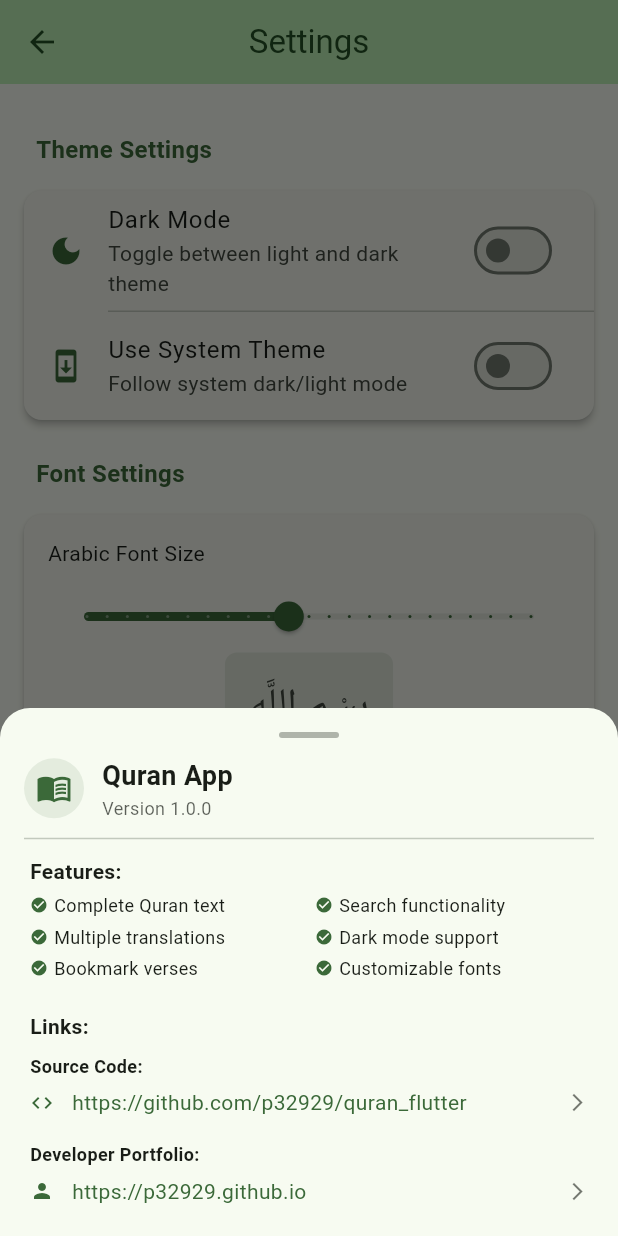
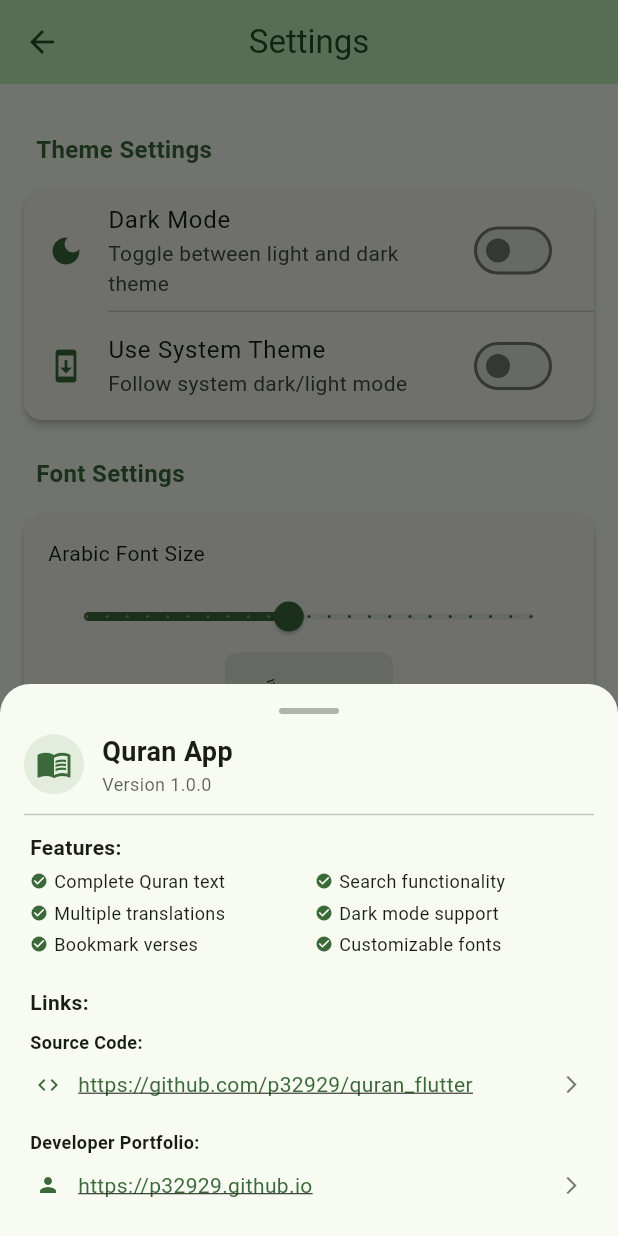
Before and after one commit to p32929/quran_flutter, a Flutter app: the SettingsScreen screen opened directly, after a tap on "About this app", on a phone screen of 412 x 824 dp. Run offline on Flutter 3.47's test engine with Material 3 defaults, Android fonts, the phone set to English and light mode, and no system bars; drawn by our look-alikes of dynamic_color; our stand-ins replace get, scrollable_positioned_list, share_plus; missing offline and left inert: pref; Roboto replaces fonts that are missing (IndoPak); statements that could not run were skipped.

Commit message:
fixed about link clicks

```diff
--- a/lib/views/widgets/about_bottom_sheet.dart
+++ b/lib/views/widgets/about_bottom_sheet.dart
@@ -200,15 +200,32 @@ class AboutBottomSheet extends StatelessWidget {
           ),
         ),
         const SizedBox(height: 2),
-        InkWell(
+        Material(
+          color: Colors.transparent,
+          child: InkWell(
             onTap: () async {
+              try {
                 final Uri uri = Uri.parse(url);
+                // First try to launch in external app
                 if (await canLaunchUrl(uri)) {
-              await launchUrl(uri, mode: LaunchMode.externalApplication);
+                  if (!await launchUrl(
+                    uri,
+                    mode: LaunchMode.externalApplication,
+                  )) {
+                    // If that fails, try to launch in browser
+                    await launchUrl(
+                      uri,
+                      mode: LaunchMode.platformDefault,
+                    );
+                  }
+                }
+              } catch (e) {
+                print('Could not launch $url: $e');
               }
             },
+            borderRadius: BorderRadius.circular(8),
             child: Padding(
-            padding: const EdgeInsets.symmetric(vertical: 4),
+              padding: const EdgeInsets.symmetric(vertical: 8, horizontal: 4),
               child: Row(
                 children: [
                   Icon(
@@ -223,6 +240,7 @@ class AboutBottomSheet extends StatelessWidget {
                       style: TextStyle(
                         fontSize: 14,
                         color: colorScheme.primary,
+                        decoration: TextDecoration.underline,
                       ),
                     ),
                   ),
@@ -235,6 +253,7 @@ class AboutBottomSheet extends StatelessWidget {
               ),
             ),
           ),
+        ),
       ],
     );
   }
```
Also changed, not shown: 1 other file. Lines whose indentation alone changed are shown as unchanged.
